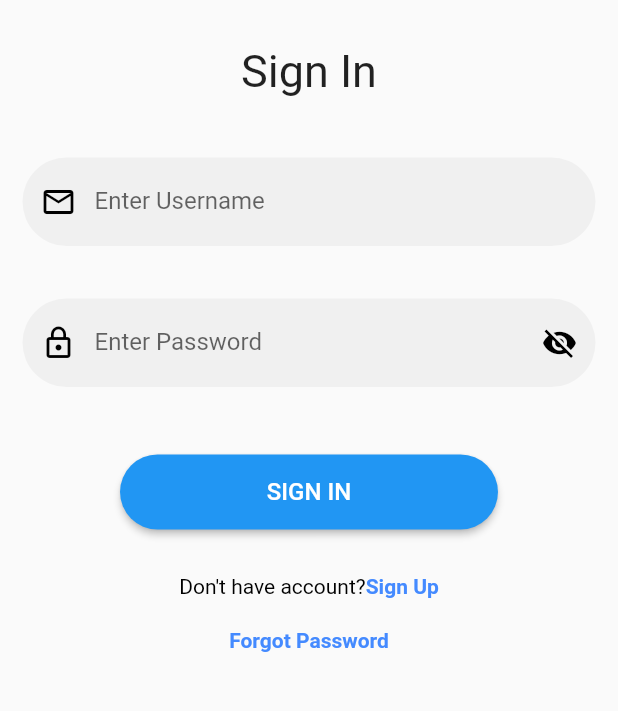
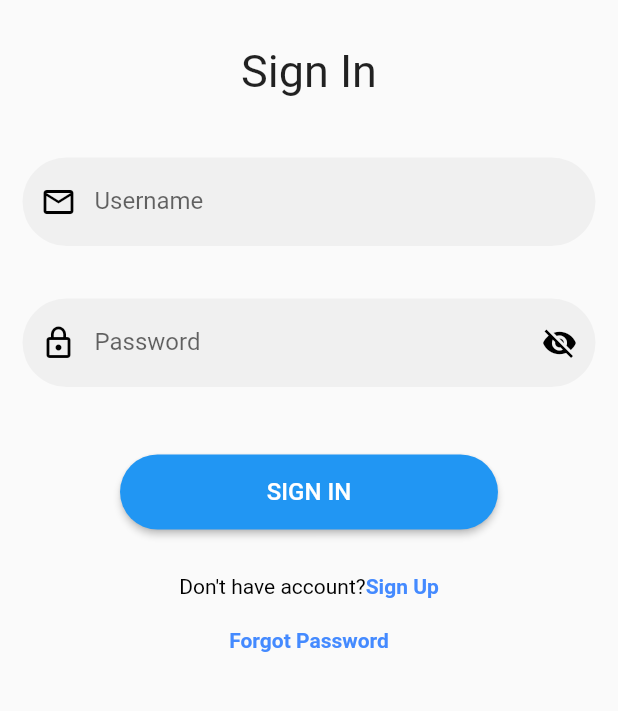
Before and after one commit to mvikash7/TrackEZ, a Flutter app: the screen it shows after launch, on a phone screen of 412 x 824 dp, the part 254-965 px from its top. Run offline on Flutter 3.47's test engine with Material 2 defaults, Android fonts, the phone set to English and light mode, and no system bars; our stand-ins replace cloud_firestore, firebase_auth, firebase_core, shared_preferences; missing offline and left inert: flutter_overlay_loader; accounts and stored records are empty.

Commit message:
updated constants.

```diff
--- a/lib/utils/constants.dart
+++ b/lib/utils/constants.dart
@@ -9,10 +9,10 @@ class Constants {
   static const SEARCH_TEXT = 'Search';
   static const MY_DEVICES_TEXT = 'My Devices';
   static const HISTORY_TEXT = 'History';
-  static const ENTER_USERNAME_HINT = 'Enter Username';
+  static const ENTER_USERNAME_HINT = 'Username';
 
-  static const ENTER_PASSWORD_HINT = 'Enter Password';
-  static const ENTER_FULLNAME_HINT = 'Enter Full Name';
+  static const ENTER_PASSWORD_HINT = 'Password';
+  static const ENTER_FULLNAME_HINT = 'Full Name';
   static const EMAIL_HINT = 'E-mail ID';
   static const CONFORM_PASSWORD_HINT = 'Confirm Password';
   static const MANAGER_NAME_HINT = 'Manager Name';
```
